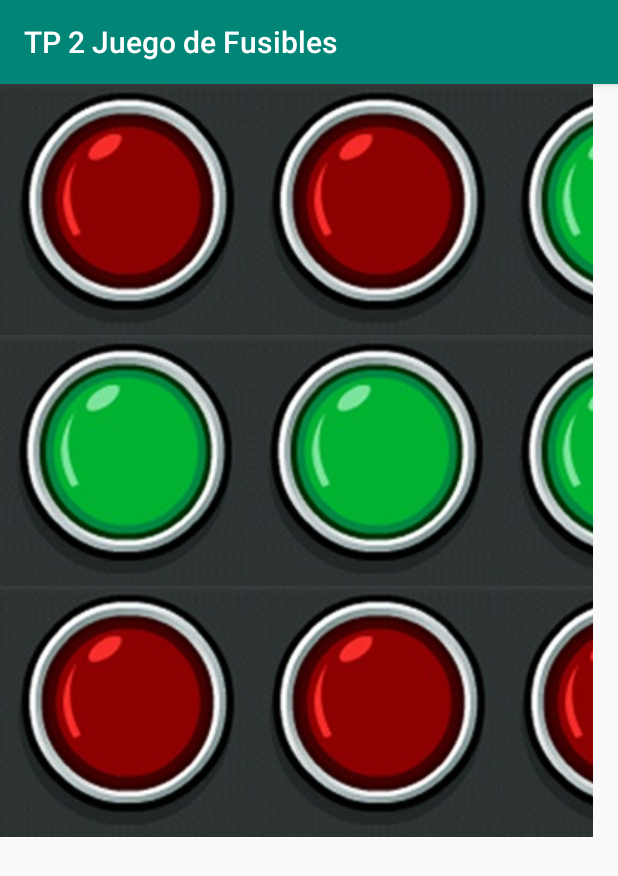
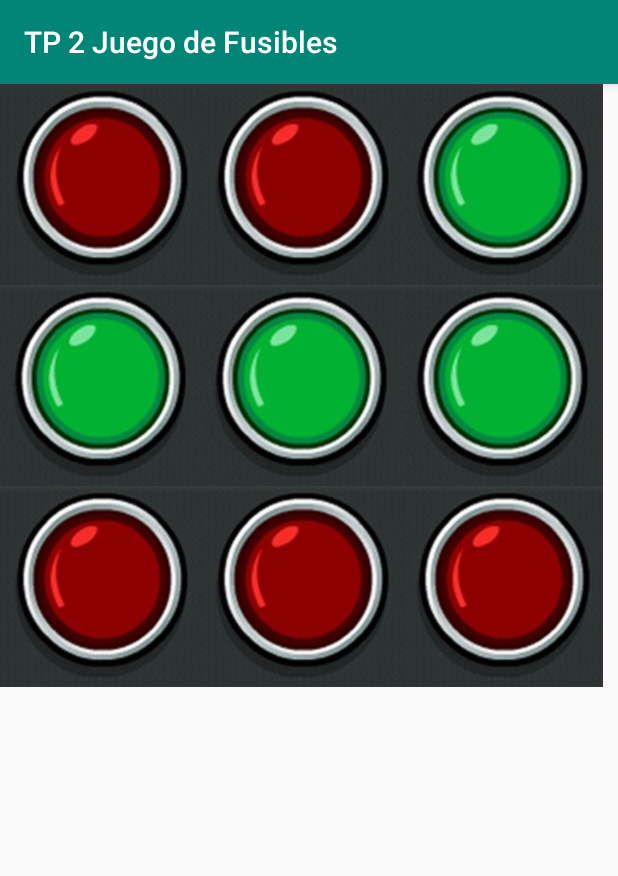
Before and after one commit to NicoMargo/Trabajos-5to-Universal, an Android app: the GameActivity screen opened directly, with no data from a screen before it, after a tap on an icon or button, on a phone screen of 412 x 824 dp. Shown: the top 876 px of the screen. Run offline under Robolectric (Android 15) with nearby library versions, the phone set to English and light mode, and no system bars; 1 statement that could not run was skipped; 1 other tap on this screen came first.

Commit message:
game 82%

```diff
--- a/Programacion/TP2JuegodeFusibles/app/src/main/java/com/example/tp2juegodefusibles/GameActivity.java
+++ b/Programacion/TP2JuegodeFusibles/app/src/main/java/com/example/tp2juegodefusibles/GameActivity.java
@@ -3,12 +3,16 @@ package com.example.tp2juegodefusibles;
 import android.content.Intent;
 import android.support.v7.app.AppCompatActivity;
 import android.os.Bundle;
+import android.text.Layout;
 import android.util.Log;
 import android.view.View;
 import android.view.ViewGroup;
 import android.webkit.ConsoleMessage;
 import android.widget.Button;
+import android.widget.LinearLayout;
+import android.widget.TableLayout;
 
+import java.security.KeyStore;
 import java.util.Random;
 import java.io.Console;
 import java.util.logging.ConsoleHandler;
@@ -56,7 +60,11 @@ public class GameActivity extends AppCompatActivity implements View.OnClickListe
     private void SetearListeners() {
         for(int i = 0; i<iCantButtonsX;i++){
             for(int j = 0; j<iCantButtonsY;j++){
-                Buttons[i][j].getButton().setOnClickListener(this);
+                Button btnButton = Buttons[i][j].getButton();
+                btnButton.setOnClickListener(this);
+                TableLayout tblyTable =(TableLayout)findViewById(R.id.tblyTable);
+                btnButton.getLayoutParams().width =  tblyTable.getLayoutParams().width/iCantButtonsX;
+                btnButton.getLayoutParams().height =  btnButton.getLayoutParams().width;
             }
         }
     }
@@ -64,25 +72,27 @@ public class GameActivity extends AppCompatActivity implements View.OnClickListe
 
     @Override
     public void onClick(View v) {
+        if(WinGame()){
+            IniciarSegundaActividad("ganeste");
+        }
+        else {
             int iButtonPos = SearchButtonPos(v.getId());
-        Log.d("xd",iButtonPos + "");
             int iX = iButtonPos / iCantButtonsX;
             int iY = iButtonPos % iCantButtonsX;
-        Log.d("xd",iX+","+ iY);
             Buttons[iX][iY].changeActivo();
-        if(iX>0){
-            Buttons[iX-1][iY].changeActivo();
+            if (iX > 0) {
+                Buttons[iX - 1][iY].changeActivo();
             }
-        if(iY>0){
-            Buttons[iX][iY-1].changeActivo();
+            if (iY > 0) {
+                Buttons[iX][iY - 1].changeActivo();
             }
-        if(iX < iCantButtonsX - 1 && iCantButtonsX - 1 != 0){
-            Buttons[iX+1][iY].changeActivo();
+            if (iX < iCantButtonsX - 1 && iCantButtonsX - 1 != 0) {
+                Buttons[iX + 1][iY].changeActivo();
             }
-        if(iY < iCantButtonsY - 1 && iCantButtonsY - 1 != 0){
-            Buttons[iX][iY+1].changeActivo();
+            if (iY < iCantButtonsY - 1 && iCantButtonsY - 1 != 0) {
+                Buttons[iX][iY + 1].changeActivo();
             }
-        Log.d("xd","si");
+        }
     }//Fin de la funcion onClickListener
 
     public int SearchButtonPos(int id){
@@ -109,4 +119,22 @@ public class GameActivity extends AppCompatActivity implements View.OnClickListe
         nuevaActividad.putExtras(datos);
         startActivity(nuevaActividad);
     }
+
+    private boolean WinGame(){
+        boolean bWin = true;
+        int i = 0;
+        int j;
+        while( bWin && i<iCantButtonsX){
+            j = 0;
+            while(bWin && j<iCantButtonsY){
+                if(!Buttons[i][j].getActivo()){
+                    bWin= false;
                 }
+                else j++;
+            }
+            if(bWin) i++;
+        }
+        return bWin;
+    }
+
+}
--- a/Programacion/TP2JuegodeFusibles/app/src/main/res/layout/activity_game.xml
+++ b/Programacion/TP2JuegodeFusibles/app/src/main/res/layout/activity_game.xml
@@ -8,7 +8,7 @@
 
     <TableLayout
         android:id="@+id/tblyTable"
-        android:layout_width="395dp"
+        android:layout_width="402dp"
         android:layout_height="716dp"
         tools:layout_editor_absoluteX="8dp"
         tools:layout_editor_absoluteY="0dp">
@@ -21,6 +21,7 @@
                 android:id="@+id/btn00"
                 android:layout_width="match_parent"
                 android:layout_height="match_parent"
+                android:background="@drawable/fusible_rojo"
                 tools:layout_editor_absoluteX="16dp"
                 tools:layout_editor_absoluteY="98dp" />
 
@@ -28,6 +29,7 @@
                 android:id="@+id/btn01"
                 android:layout_width="match_parent"
                 android:layout_height="match_parent"
+                android:background="@drawable/fusible_rojo"
                 tools:layout_editor_absoluteX="16dp"
                 tools:layout_editor_absoluteY="98dp" />
 
@@ -35,6 +37,7 @@
                 android:id="@+id/btn02"
                 android:layout_width="match_parent"
                 android:layout_height="match_parent"
+                android:background="@drawable/fusible_rojo"
                 tools:layout_editor_absoluteX="16dp"
                 tools:layout_editor_absoluteY="98dp" />
 
@@ -48,6 +51,7 @@
                 android:id="@+id/btn03"
                 android:layout_width="match_parent"
                 android:layout_height="match_parent"
+                android:background="@drawable/fusible_rojo"
                 tools:layout_editor_absoluteX="16dp"
                 tools:layout_editor_absoluteY="98dp" />
 
@@ -55,6 +59,7 @@
                 android:id="@+id/btn04"
                 android:layout_width="match_parent"
                 android:layout_height="match_parent"
+                android:background="@drawable/fusible_rojo"
                 tools:layout_editor_absoluteX="16dp"
                 tools:layout_editor_absoluteY="98dp" />
 
@@ -62,6 +67,7 @@
                 android:id="@+id/btn05"
                 android:layout_width="match_parent"
                 android:layout_height="match_parent"
+                android:background="@drawable/fusible_rojo"
                 tools:layout_editor_absoluteX="16dp"
                 tools:layout_editor_absoluteY="98dp" />
         </TableRow>
@@ -74,6 +80,7 @@
                 android:id="@+id/btn06"
                 android:layout_width="match_parent"
                 android:layout_height="match_parent"
+                android:background="@drawable/fusible_rojo"
                 tools:layout_editor_absoluteX="16dp"
                 tools:layout_editor_absoluteY="98dp" />
 
@@ -81,6 +88,7 @@
                 android:id="@+id/btn07"
                 android:layout_width="match_parent"
                 android:layout_height="match_parent"
+                android:background="@drawable/fusible_rojo"
                 tools:layout_editor_absoluteX="16dp"
                 tools:layout_editor_absoluteY="98dp" />
 
@@ -88,6 +96,7 @@
                 android:id="@+id/btn08"
                 android:layout_width="match_parent"
                 android:layout_height="match_parent"
+                android:background="@drawable/fusible_rojo"
                 tools:layout_editor_absoluteX="16dp"
                 tools:layout_editor_absoluteY="98dp" />
         </TableRow>
```
Lines whose indentation alone changed are shown as unchanged.
